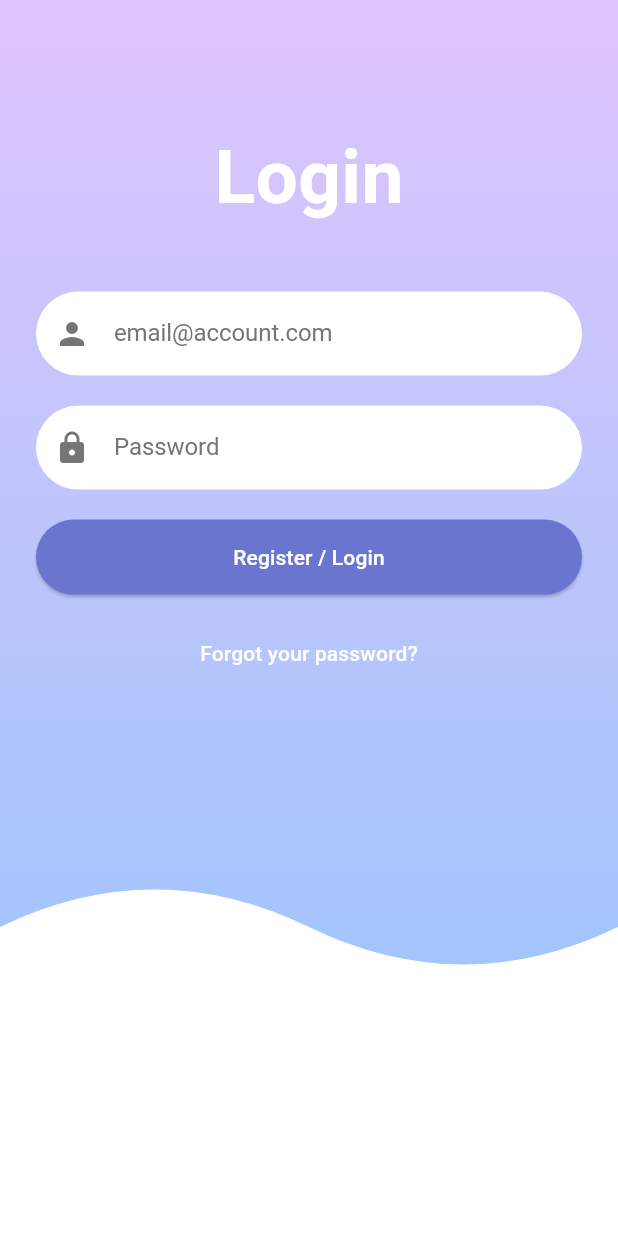
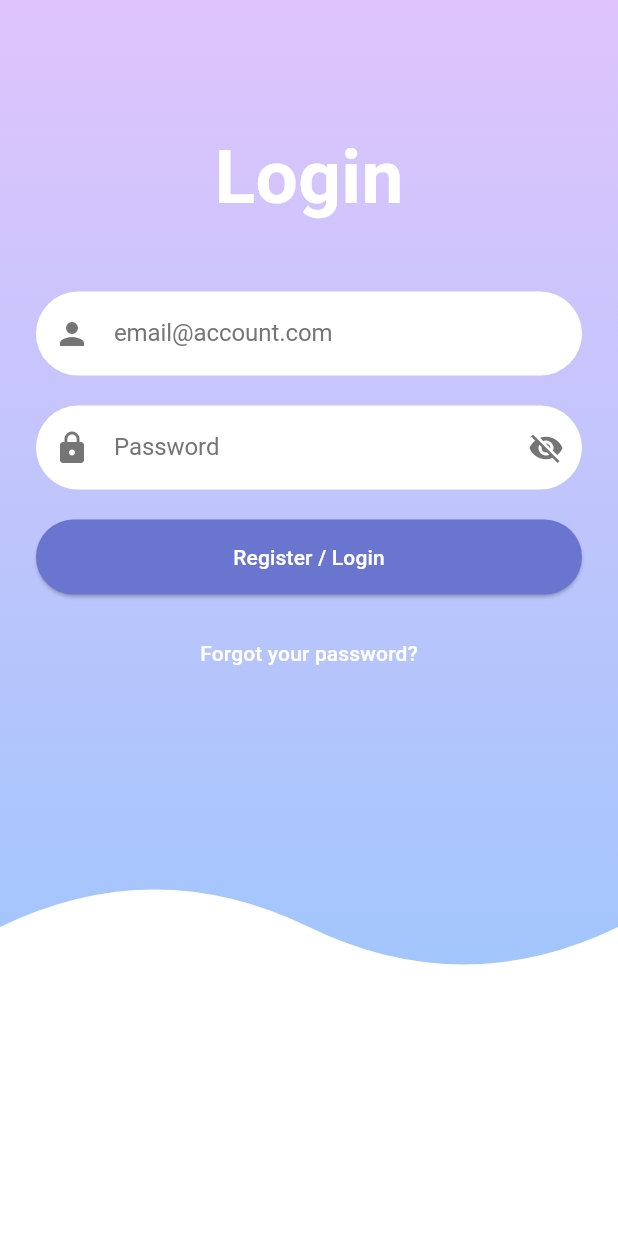
Before and after one commit to hauchenglee/calorietracker-flutter, a Flutter app: the LoginScreen screen opened directly, on a phone screen of 412 x 824 dp. Run offline on Flutter 3.47's test engine with Material 3 defaults, Android fonts, the phone set to English and light mode, and no system bars; our stand-ins replace email_validator, flutter_bloc, flutter_image_compress, flutter_speed_dial, font_awesome_flutter, image_picker.

Commit message:
feat(feature/oauth): update screen input type and add async in dialog

```diff
--- a/lib/feature/login/login_screen.dart
+++ b/lib/feature/login/login_screen.dart
@@ -1,14 +1,10 @@
-import 'package:calorie_tracker_app/feature/account/account_bloc.dart';
-import 'package:calorie_tracker_app/feature/account/account_event.dart';
-import 'package:calorie_tracker_app/feature/account/account_model.dart';
 import 'package:calorie_tracker_app/util/api_response.dart';
 import 'package:calorie_tracker_app/util/app_theme.dart';
+import 'package:calorie_tracker_app/widget/confirm_dialog.dart';
 import 'package:calorie_tracker_app/widget/custom_dialog.dart';
 import 'package:email_validator/email_validator.dart';
 import 'package:flutter/material.dart';
-import 'package:flutter_bloc/flutter_bloc.dart';
 
-import '../../widget/confirm_dialog.dart';
 import 'login_service.dart';
 
 class LoginScreen extends StatefulWidget {
@@ -22,6 +18,7 @@ class _LoginScreenState extends State<LoginScreen> {
   final TextEditingController _passwordController = TextEditingController();
 
   bool _isLoading = false; // 加载状态标志
+  bool _isPasswordVisible = false;
 
   void _onPressLogin(BuildContext context) async {
     setState(() {
@@ -33,6 +30,7 @@ class _LoginScreenState extends State<LoginScreen> {
         email: _emailController.text,
       );
 
+      // 如果组件已卸载，停止执行
       if (!mounted) return;
 
       if (checkExistResponse.data == "true") {
@@ -41,7 +39,10 @@ class _LoginScreenState extends State<LoginScreen> {
           email: _emailController.text,
           password: _passwordController.text,
         );
+        // 如果组件已卸载，停止执行
         if (!mounted) return;
+
+        // 显示登录结果的对话框
         CustomDialog().showCustomDialog(context, loginResponse.message);
       } else {
         // 如果邮箱不存在，询问用户是否注册
@@ -59,7 +60,10 @@ class _LoginScreenState extends State<LoginScreen> {
             email: _emailController.text,
             password: _passwordController.text,
           );
+          // 如果组件已卸载，停止执行
           if (!mounted) return;
+
+          // 显示注册结果的对话框
           CustomDialog().showCustomDialog(context, registrationResponse.message);
         }
       }
@@ -104,6 +108,7 @@ class _LoginScreenState extends State<LoginScreen> {
                   const SizedBox(height: 40),
                   TextFormField(
                     controller: _emailController,
+                    keyboardType: TextInputType.emailAddress,
                     decoration: InputDecoration(
                       filled: true,
                       fillColor: AppTheme.white,
@@ -120,10 +125,12 @@ class _LoginScreenState extends State<LoginScreen> {
                   const SizedBox(height: 20),
                   TextFormField(
                     controller: _passwordController,
-                    obscureText: true,
+                    obscureText: !_isPasswordVisible,
+                    keyboardType: TextInputType.visiblePassword,
+                    textInputAction: TextInputAction.done,
                     decoration: InputDecoration(
                       filled: true,
-                      fillColor: AppTheme.white,
+                      fillColor: Colors.white,
                       border: OutlineInputBorder(
                         borderRadius: BorderRadius.circular(30.0),
                         borderSide: BorderSide.none,
@@ -131,6 +138,17 @@ class _LoginScreenState extends State<LoginScreen> {
                       hintText: 'Password',
                       hintStyle: TextStyle(color: Colors.grey[600]),
                       prefixIcon: Icon(Icons.lock, color: Colors.grey[600]),
+                      suffixIcon: IconButton(
+                        icon: Icon(
+                          _isPasswordVisible ? Icons.visibility : Icons.visibility_off,
+                          color: Colors.grey[600],
+                        ),
+                        onPressed: () {
+                          setState(() {
+                            _isPasswordVisible = !_isPasswordVisible;
+                          });
+                        },
+                      ),
                     ),
                     validator: (value) => _validatePassword(value ?? '') ? null : '密码必须为6-20位英文或数字',
                   ),
--- a/lib/widget/confirm_dialog.dart
+++ b/lib/widget/confirm_dialog.dart
@@ -1,14 +1,16 @@
-// 在您的Dart文件中导入Flutter material包
 import 'package:flutter/material.dart';
 
 /// 显示一个确认对话框并返回一个Future，该Future在对话框关闭时解析为用户的选择
+/// 适用于需要等待用户选择，并根据选择结果执行后续操作的情况。
+/// 对于 showDialog：因为 showDialog 本身返回 Future，所以在封装函数时加不加 async 都可以。
+/// 对于其他异步操作的函数：建议使用 async 和 await 关键字，这样代码更简洁、易读，并且避免了手动管理 Future 的麻烦。
 Future<bool?> showConfirmationDialog({
   required BuildContext context,
   required String title,
   required String content,
   String confirmText = '是',
   String cancelText = '否',
-}) {
+}) async {
   // 显示对话框
   return showDialog<bool>(
     context: context,
--- a/lib/widget/custom_dialog.dart
+++ b/lib/widget/custom_dialog.dart
@@ -1,6 +1,7 @@
 import 'package:flutter/material.dart';
 
 class CustomDialog {
+  /// 适用于只需要显示信息或通知，而不需要获取用户选择的情况。
   void showCustomDialog(BuildContext context, String message) {
     showDialog(
       context: context,
```
